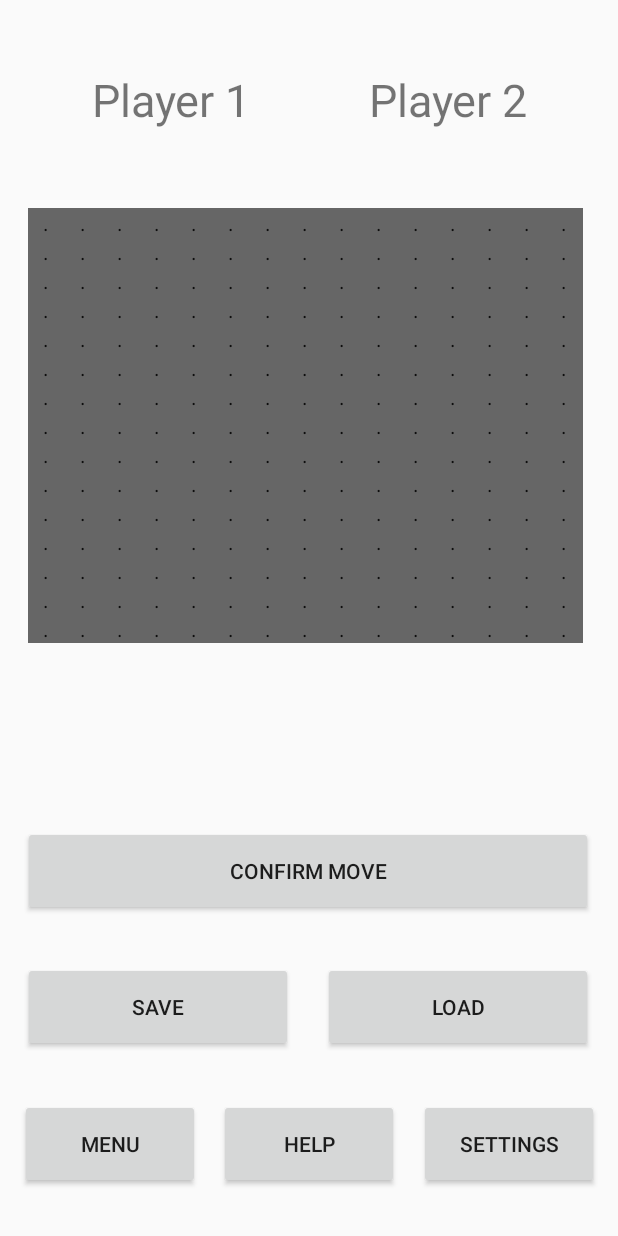
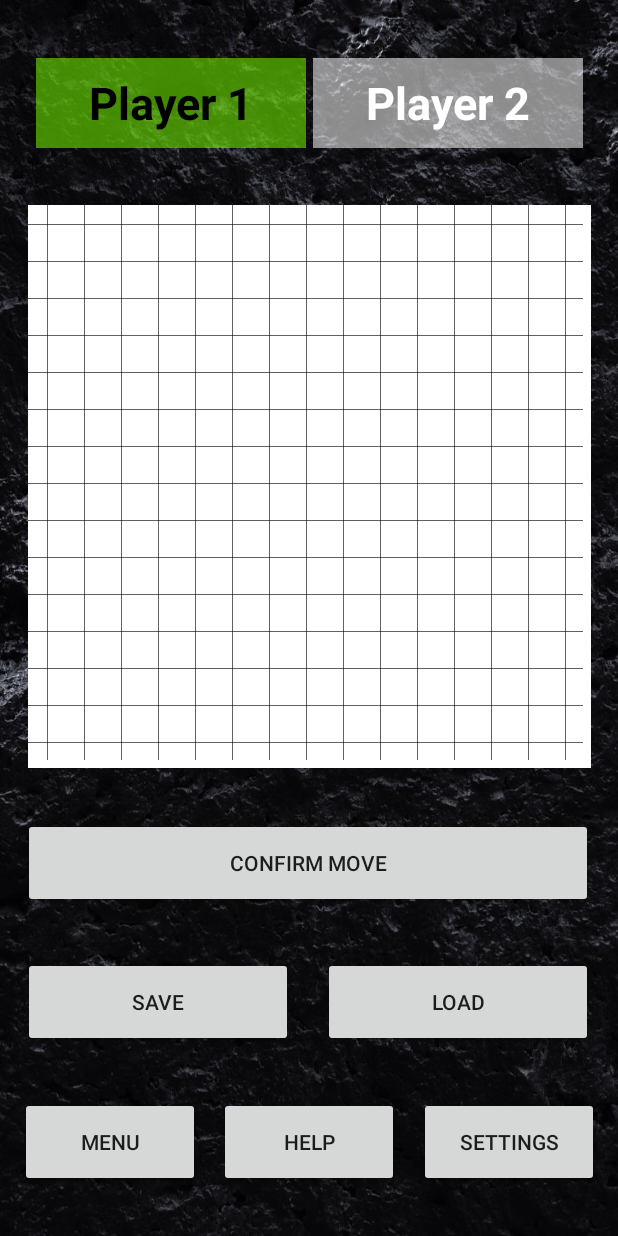
Before and after one commit to dgyves/Gomoku, an Android app: the GameActivity screen opened directly, with no data from a screen before it, on a phone screen of 412 x 824 dp. Run offline under Robolectric (Android 15) with nearby library versions, the phone set to English and light mode, and no system bars.

Commit message:
Most current.  Gameboard functional with pieces.

```diff
--- a/app/src/main/java/com/example/gomoku/GameActivity.java
+++ b/app/src/main/java/com/example/gomoku/GameActivity.java
@@ -26,10 +26,17 @@ public class GameActivity extends AppCompatActivity {
         super.onCreate(savedInstanceState);
         setContentView(R.layout.activity_game);
 
+
         // TODO: Param is 0 for AI or 1 for Human, shouldnt be static
         boardObject = new Board(1);
 
+        // Define gridview & parameters
         GridView gv = findViewById(R.id.gridView);
+        gv.setVerticalScrollBarEnabled(false);
+        gv.setHorizontalScrollBarEnabled(false);
+        gv.setVerticalSpacing(0);
+        gv.setHorizontalSpacing(0);
+        gv.setStretchMode(GridView.NO_STRETCH);
 
         gvAdapter = new GridViewAdapter(this, boardObject);
         gv.setAdapter(gvAdapter);
--- a/app/src/main/java/com/example/gomoku/GridViewAdapter.java
+++ b/app/src/main/java/com/example/gomoku/GridViewAdapter.java
@@ -1,12 +1,19 @@
 package com.example.gomoku;
+
+/*
+This class contains much (probably too much) of the logic for the game
+ */
 
 import android.content.Context;
 import android.view.View;
 import android.view.Gravity;
 import android.view.ViewGroup;
 import android.widget.BaseAdapter;
-import android.widget.Button;
+import android.widget.ImageView;
 import android.widget.GridView;
+import android.widget.ImageView;
+import android.widget.ImageView;
+import android.widget.TextView;
 import android.widget.Toast;
 
 public class GridViewAdapter extends BaseAdapter {
@@ -60,53 +67,82 @@ public class GridViewAdapter extends BaseAdapter {
 
     @Override
     public View getView(int position, View convertView, ViewGroup parent) {
-        final Button b;
+        final ImageView space;
 
         if (convertView == null) {
-            // Create new button
-            b = new Button(context,null,R.style.BoardButton);
-
-            // TODO: BUTTON CREATION SPECS
-            b.setId(position);
-            b.setGravity(Gravity.CENTER);
+            // Create new ImageView representing a single space on the board
+            // TODO: ImageView CREATION SPECS
+            space = new ImageView(context,null,R.style.BoardSpace);
+            space.setId(position);
+            space.setAdjustViewBounds(true);
+            space.setTag(-1);
+            space.setImageDrawable(context.getDrawable(R.drawable.emptysquare));
 
             ///////// THESE ATTRIBUTES FOR TESTING ONLY ///////////////
             // TODO: REMOVE THESE
-            b.setText(".");
-            b.setBackgroundColor(0xFF666666);
+
+            //
             ///////////////////////////////////////////////////////////
 
-            b.setOnClickListener(new View.OnClickListener() {
+            // DECLARE ONCLICK FUNCTION
+            space.setOnClickListener(new View.OnClickListener() {
                 @Override
                 public void onClick(View v) {
-                    Button b = (Button) v;
+                    ImageView space = (ImageView) v;
 
-                    int pos = b.getId();
+                    int pos = space.getId();
                     int[] posXY = convert1dTo2d(pos);
                     int x = posXY[0];
                     int y = posXY[1];
                     int currentPlayer = containerActivity.currentPlayer;
 
-                    // Check if clicked space is blank, place a piece if so
+                    // Check if clicked space is blank, place a piece if so; ELSE, do nothing.
                     if (canMoveAt(x,y,currentPlayer)) {
-                        // TODO: TESTING CODE, REMOVE /////////////
-                        b.setText(Integer.toString(currentPlayer));
-                        System.out.println("x: "+x+", y:"+y+"\n\n");
+                        space.setTag(currentPlayer);
+                        if (currentPlayer == 0) {
+                            // set black token
+                            space.setImageDrawable(context.getDrawable(R.drawable.black));
+                        } else {
+                            // set white token
+                            space.setImageDrawable(context.getDrawable(R.drawable.white));
+                        }
+
                         ///////////////////////////////////////////
                         // Check game win condition.  If win end game, if not advance turn
                         if (gameBoard.gameWon(currentPlayer,x,y)) {
-                            // Game is over woohoo
-                            Toast toast = Toast.makeText(context, "GAME OVER, " + currentPlayer + " WINS!", Toast.LENGTH_LONG);
+                            // GAME OVER MAN
+                            // TODO: ADDITIONAL CODE FOR GAME OVER CONDITION, NEED TO STOP PIECES
+                            // TODO: FROM BEING PLAYED AT THIS POINT
+                            String color;
+                            if (currentPlayer == 0) {color = "BLACK";}
+                            else {color = "WHITE";}
+                            Toast toast = Toast.makeText(context, "GAME OVER, " + color + " WINS!", Toast.LENGTH_LONG);
                             toast.show();
                         }
                         else {
                             // Game is not over, it's the opponent's turn now
+
+                            // Highlight next player's (opponent) nametag yellow and current player's
+                            // white
+                            TextView tv;
+                            if (currentPlayer==0) {
+                                tv = containerActivity.findViewById(R.id.player1TV);
+                                tv.setBackgroundColor(containerActivity.getResources().getColor(R.color.transparentWhite));
+                                tv = containerActivity.findViewById(R.id.player2TV);
+                                tv.setBackgroundColor(containerActivity.getResources().getColor(R.color.transparentGreen));
+                            } else {
+                                tv = containerActivity.findViewById(R.id.player2TV);
+                                tv.setBackgroundColor(containerActivity.getResources().getColor(R.color.transparentWhite));
+                                tv = containerActivity.findViewById(R.id.player1TV);
+                                tv.setBackgroundColor(containerActivity.getResources().getColor(R.color.transparentGreen));
+                            }
+
+                            // Advance current player tracker
                             containerActivity.currentPlayer = (1-currentPlayer);
                         }
 
                     }
                     else {
-                        // If player clicks an occupied space, nothing should happen
                         return;
                     }
                 }
@@ -115,10 +151,10 @@ public class GridViewAdapter extends BaseAdapter {
 
         }
         else {
-            // Return current button
-            b = (Button) convertView;
+            // Return current ImageView
+            space = (ImageView) convertView;
         }
-        return b;
+        return space;
     }
 
 
--- a/app/src/main/res/layout/activity_game.xml
+++ b/app/src/main/res/layout/activity_game.xml
@@ -4,24 +4,31 @@
     xmlns:tools="http://schemas.android.com/tools"
     android:layout_width="match_parent"
     android:layout_height="match_parent"
+    android:background="@drawable/mainmenubackground"
     tools:context=".GameActivity">
 
     <GridView
         android:id="@+id/gridView"
         android:layout_width="375dp"
         android:layout_height="375dp"
-        android:layout_margin="5dp"
+        android:columnWidth="25dp"
+        android:layout_margin="0dp"
+        android:padding="0dp"
         android:numColumns="15"
         android:verticalSpacing="0dp"
         android:horizontalSpacing="0dp"
+        android:background="#FFFFFFFF"
         app:layout_constraintBottom_toTopOf="@+id/confirm"
         app:layout_constraintEnd_toEndOf="parent"
         app:layout_constraintHorizontal_bias="0.5"
         app:layout_constraintStart_toStartOf="parent"
-        app:layout_constraintTop_toBottomOf="@+id/player1"></GridView>
+        app:layout_constraintTop_toBottomOf="@+id/player1TV"></GridView>
 
     <TextView
-        android:id="@+id/player1"
+        android:id="@+id/player1TV"
+        android:background="@color/transparentGreen"
+        android:textColor="#000000"
+        android:textStyle="bold"
         android:layout_width="180dp"
         android:layout_height="60dp"
         android:layout_margin="5dp"
@@ -33,16 +40,19 @@
         app:layout_constraintTop_toTopOf="parent" />
 
     <TextView
-        android:id="@+id/player2"
+        android:id="@+id/player2TV"
+        android:background="@color/transparentWhite"
+        android:textColor="#FFFFFF"
+        android:textStyle="bold"
         android:layout_width="180dp"
         android:layout_height="60dp"
         android:layout_margin="5dp"
         android:gravity="center"
         android:text="Player 2"
         android:textSize="30dp"
-        app:layout_constraintBottom_toBottomOf="@+id/player1"
+        app:layout_constraintBottom_toBottomOf="@+id/player1TV"
         app:layout_constraintEnd_toEndOf="@+id/gridView"
-        app:layout_constraintTop_toTopOf="@+id/player1" />
+        app:layout_constraintTop_toTopOf="@+id/player1TV" />
 
     <Button
         android:id="@+id/confirm"
--- a/app/src/main/res/values/colors.xml
+++ b/app/src/main/res/values/colors.xml
@@ -3,4 +3,6 @@
     <color name="colorPrimary">#008577</color>
     <color name="colorPrimaryDark">#00574B</color>
     <color name="colorAccent">#D81B60</color>
+    <color name="transparentGreen">#887BFF00</color>
+    <color name="transparentWhite">#88FFFFFF</color>
 </resources>
--- a/app/src/main/res/values/styles.xml
+++ b/app/src/main/res/values/styles.xml
@@ -8,11 +8,13 @@
         <item name="colorAccent">@color/colorAccent</item>
     </style>
 
-    <style name="BoardButton" parent="Theme.AppCompat.Light.NoActionBar">
+    <style name="BoardSpace" parent="Theme.AppCompat.Light.NoActionBar">
         <item name="android:layout_width">25dp</item>
         <item name="android:layout_height">25dp</item>
-        <item name="android:layout_gravity">center</item>
-        <item name="android:textAlignment">center</item>
-        <item name="android:textSize">8sp</item>
+        <item name="android:padding">0dp</item>
+        <item name="android:layout_margin">0dp</item>
+        <item name="android:adjustViewBounds">false</item>
+        <item name="android:scaleType">fitXY</item>
     </style>
+
 </resources>
```
Also changed, not shown: app/src/main/java/com/example/gomoku/MainMenu.java (+11 -0 lines), app/src/main/res/drawable/black.png, app/src/main/res/drawable/emptysquare.png (added), app/src/main/res/drawable/white.png.
